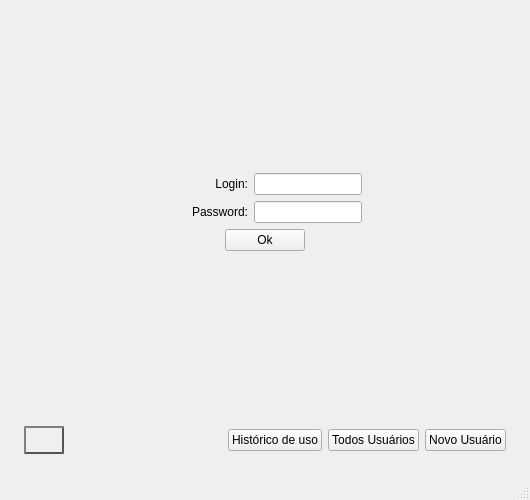
This is Controle_UsoDeEquipamento/GUI/telaControle.ui in gpenello/ControleDeUso as Qt 5 draws it before an edit. The edited form follows.
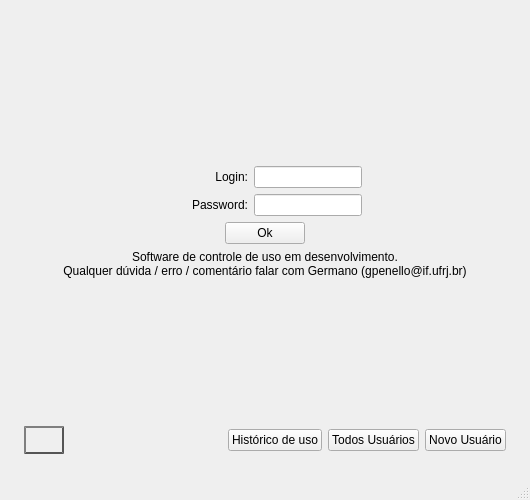
This is the edited form. Icons and pictures are not drawn.

Commit message: Ajustes finais para visualização de comentário

The edit to the form file:
```diff
--- a/Controle_UsoDeEquipamento/GUI/telaControle.ui
+++ b/Controle_UsoDeEquipamento/GUI/telaControle.ui
@@ -286,7 +286,8 @@
       <item>
        <widget class="QLabel" name="lbl_info">
         <property name="text">
-         <string/>
+         <string>Software de controle de uso em desenvolvimento.
+Qualquer dúvida / erro / comentário falar com Germano (gpenello@if.ufrj.br)</string>
         </property>
         <property name="alignment">
          <set>Qt::AlignCenter</set>
```
The commit also changes 3 other files.
